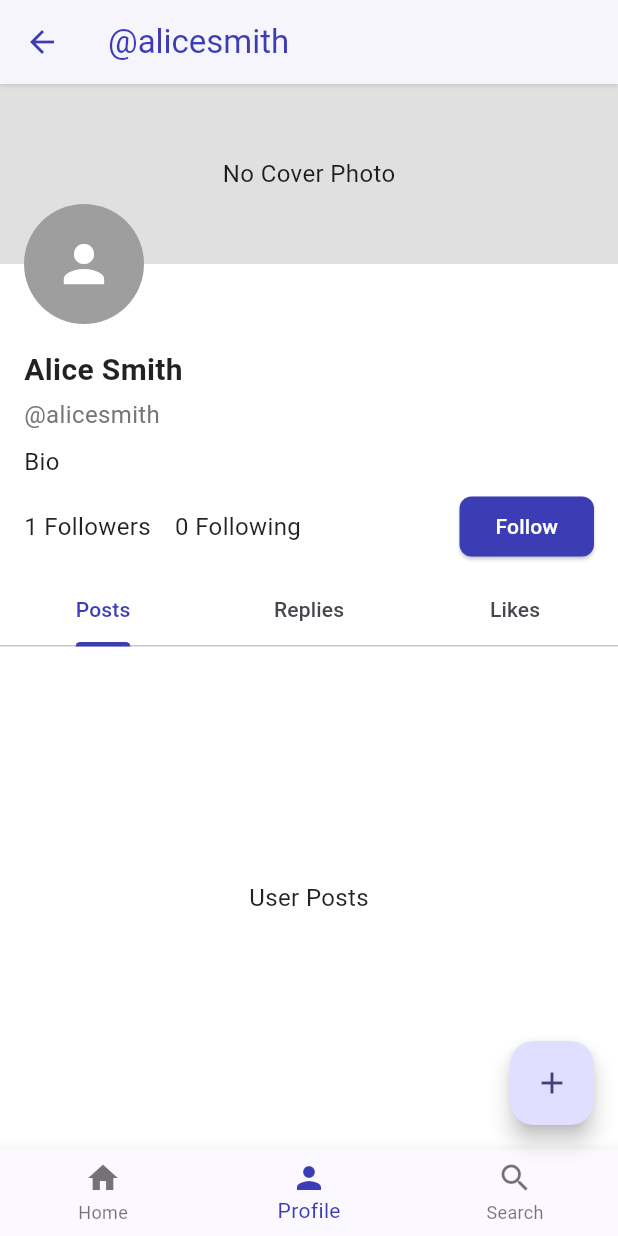
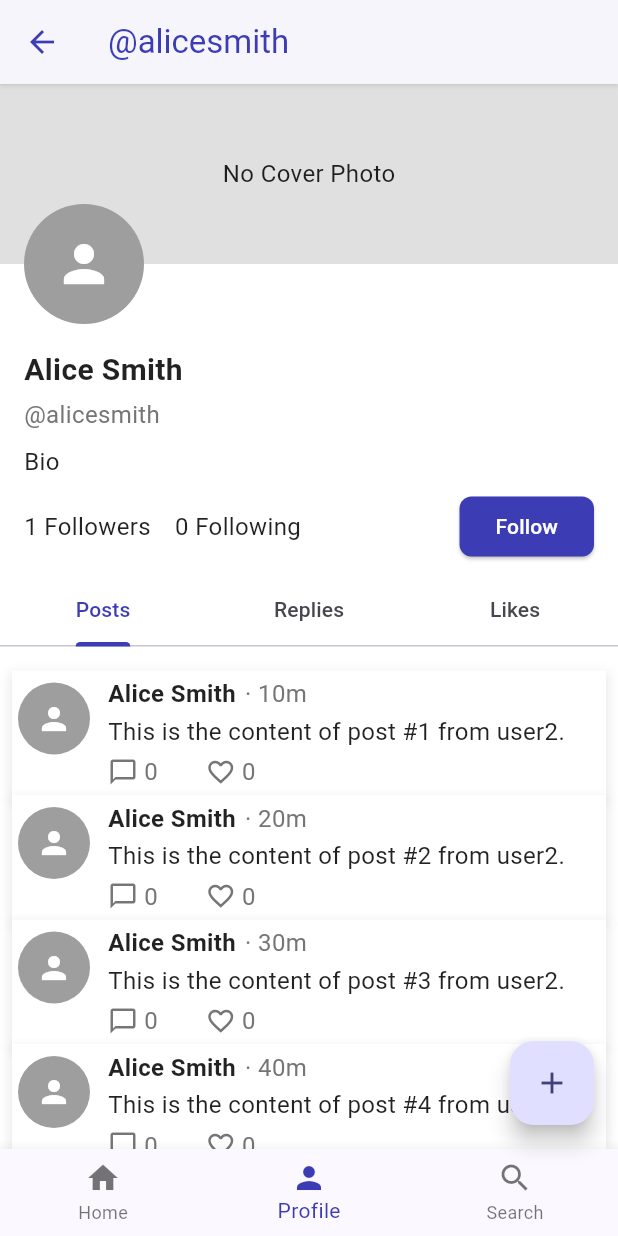
Before and after one commit to marcojalenyu/fleeds, a Flutter app: the HomeScreen screen opened directly, after a tap on "Alice Smith", on a phone screen of 412 x 824 dp. Run offline on Flutter 3.47's test engine with Material 3 defaults, Android fonts, the phone set to English and light mode, and no system bars; accounts and stored records are empty.

Commit message:
feat: List of posts (working) and liked posts (not working) in profile

```diff
--- a/nota/lib/data/mock/mock_posts.dart
+++ b/nota/lib/data/mock/mock_posts.dart
@@ -1,17 +1,11 @@
 import 'package:nota/data/models/post.dart';
 
 final List<Post> mockPosts = [
-  Post(
-    id: '1',
-    authorId: 'user1',
-    content: 'This is the content of the first post.',
-    createdAt: DateTime.now().subtract(const Duration(days: 1)),
-
-  ),
-  Post(
-    id: '2',
-    authorId: 'user2',
-    content: 'This is the content of the second post.',
-    createdAt: DateTime.now().subtract(const Duration(hours: 5)),
-  ),
+  for (int i = 1; i <= 20; i++)
+    Post(
+      id: '$i',
+      authorId: 'user2',
+      content: 'This is the content of post #$i from user2.',
+      createdAt: DateTime.now().subtract(Duration(minutes: i * 10)),
+    ),
 ];
--- a/nota/lib/data/services/post_service.dart
+++ b/nota/lib/data/services/post_service.dart
@@ -3,10 +3,23 @@ import 'package:nota/data/models/post.dart';
 import 'package:nota/data/services/user_service.dart';
 
 class PostService {
+
+  static Future<List<Post>> fetchLikedPostsByUser(String userId) async {
+    // Simulate network delay
+    await Future.delayed(const Duration(milliseconds: 300));
+    final user = UserService.getUserById(userId);
+    if (user == null) {
+      return [];
+    }
+    return mockPosts.where((post) => user.likedPosts.contains(post.id)).toList();
+  }
+
   static Future<List<Post>> fetchPosts() async {
     // Simulate network delay
     await Future.delayed(const Duration(milliseconds: 300));
-    return mockPosts;
+    List<Post> posts = List.from(mockPosts)
+      ..sort((a, b) => b.createdAt.compareTo(a.createdAt));
+    return posts;
   }
 
   static Future<List<Post>> fetchPostsByUser(String userId) async {
--- a/nota/lib/features/home/presentation/home_screen.dart
+++ b/nota/lib/features/home/presentation/home_screen.dart
@@ -1,11 +1,10 @@
 import 'package:flutter/material.dart';
 import 'package:nota/data/models/post.dart';
 import 'package:nota/data/services/auth_service.dart';
-import 'package:nota/data/services/user_service.dart';
 import 'package:nota/features/post/logic/post_controller.dart';
 import 'package:nota/features/post/presentation/post_dialog.dart';
 import 'package:nota/widgets/main_scaffold.dart';
-import 'package:nota/widgets/post_card.dart';
+import 'package:nota/widgets/post_list.dart';
 
 class HomeScreen extends StatefulWidget {
   const HomeScreen({super.key});
@@ -52,7 +51,7 @@ class _HomeScreenState extends State<HomeScreen> {
         result['content'] ?? '',
       );
       if (success) {
-        setState(() {}); // Refresh the UI to show the new post
+        await _fetchPosts();
       } else {
         ScaffoldMessenger.of(context).showSnackBar(
           SnackBar(content: Text(_postController.error ?? 'Unknown error')),
@@ -76,14 +75,7 @@ class _HomeScreenState extends State<HomeScreen> {
             ),
           ),
           Expanded(
-            child: ListView.builder(
-              itemCount: _posts.length,
-              itemBuilder: (context, index) {
-                final post = _posts[index];
-                final user = UserService.getUserById(post.authorId);
-                return PostCard(post: post, user: user!);
-              },
-            ),
+            child: PostList(initialPosts: _posts)
           )
         ]
       ),
--- a/nota/lib/features/post/logic/post_controller.dart
+++ b/nota/lib/features/post/logic/post_controller.dart
@@ -17,6 +17,40 @@ class PostController extends ChangeNotifier {
       return posts;
     } catch (e) {
       error = 'Failed to fetch posts: $e';
+      isLoading = false;
+      notifyListeners();
+      return [];
+    }
+  }
+
+  Future<List<Post>> fetchPostsByUser(String userId) async {
+    isLoading = true;
+    notifyListeners();
+
+    try {
+      final posts = await PostService.fetchPostsByUser(userId);
+      isLoading = false;
+      notifyListeners();
+      return posts;
+    } catch (e) {
+      error = 'Failed to fetch user posts: $e';
+      isLoading = false;
+      notifyListeners();
+      return [];
+    }
+  }
+
+  Future<List<Post>> fetchLikedPostsByUser(String userId) async {
+    isLoading = true;
+    notifyListeners();
+
+    try {
+      final posts = await PostService.fetchLikedPostsByUser(userId);
+      isLoading = false;
+      notifyListeners();
+      return posts;
+    } catch (e) {
+      error = 'Failed to fetch liked posts: $e';
       isLoading = false;
       notifyListeners();
       return [];
--- a/nota/lib/features/profile/presentation/profile_screen.dart
+++ b/nota/lib/features/profile/presentation/profile_screen.dart
@@ -1,7 +1,10 @@
 import 'package:flutter/material.dart';
+import 'package:nota/data/models/post.dart';
 import 'package:nota/data/models/user.dart';
 import 'package:nota/data/services/auth_service.dart';
+import 'package:nota/features/post/logic/post_controller.dart';
 import 'package:nota/widgets/main_scaffold.dart';
+import 'package:nota/widgets/post_list.dart';
 
 class ProfileScreen extends StatefulWidget {
   const ProfileScreen({super.key});
@@ -15,10 +18,39 @@ class _ProfileScreenState extends State<ProfileScreen> with SingleTickerProvider
   bool isFollowing = false;
   bool isOwnProfile = false;
 
+  final _postController = PostController();
+  List<Post> _posts = [];
+  List<Post> _likedPosts = [];
+  late User user;
+
   @override
   void initState() {
     super.initState();
     _tabController = TabController(length: 3, vsync: this);
+    // user will be assigned in didChangeDependencies
+  }
+
+  @override
+  void didChangeDependencies() {
+    super.didChangeDependencies();
+    user = ModalRoute.of(context)!.settings.arguments as User;
+    isOwnProfile = AuthService.currentUser?.id == user.id;
+    _fetchUserPosts(user.id);
+    _fetchLikedPostsByUser(user.id);
+  }
+
+  void _fetchUserPosts(String userId) async {
+    final posts = await _postController.fetchPostsByUser(userId);
+    setState(() {
+      _posts = posts;
+    });
+  }
+
+  void _fetchLikedPostsByUser(String userId) async {
+    final posts = await _postController.fetchLikedPostsByUser(userId);
+    setState(() {
+      _likedPosts = posts;
+    });
   }
 
   @override
@@ -29,10 +61,8 @@ class _ProfileScreenState extends State<ProfileScreen> with SingleTickerProvider
 
   @override
   Widget build(BuildContext context) {
-    final user = ModalRoute.of(context)!.settings.arguments as User;
-    isOwnProfile = AuthService.currentUser?.id == user.id;
-
-    Widget profileBody = Column(
+    Widget profileBody = SingleChildScrollView(
+      child: Column(
         children: [
           Stack(
             clipBehavior: Clip.none,
@@ -93,17 +123,19 @@ class _ProfileScreenState extends State<ProfileScreen> with SingleTickerProvider
               Tab(text: 'Likes'),
             ],
           ),
-        Expanded(
+          SizedBox(
+            height: 600, // Set a fixed height for TabBarView to allow scrolling
             child: TabBarView(
               controller: _tabController,
               children: [
-              Center(child: Text('User Posts')),
+                PostList(initialPosts: _posts),
                 Center(child: Text('User Replies')),
-              Center(child: Text('User Likes')),
+                PostList(initialPosts: _likedPosts),
               ],
             ),
           ),
         ],
+      ),
     );
 
     return MainScaffold(
@@ -114,6 +146,7 @@ class _ProfileScreenState extends State<ProfileScreen> with SingleTickerProvider
         ),
         body: profileBody,
       ),
+
     );
   }
 }
--- a/nota/lib/widgets/main_scaffold.dart
+++ b/nota/lib/widgets/main_scaffold.dart
@@ -135,10 +135,12 @@ class MainScaffold extends StatelessWidget {
           ),
         ],
       ),
-      floatingActionButton: FloatingActionButton(
-        onPressed: onAddPost,
-        child: const Icon(Icons.add),
-      ),
+      floatingActionButton: onAddPost != null
+          ? FloatingActionButton(
+              onPressed: onAddPost,
+              child: const Icon(Icons.add),
+            )
+          : null,
     );
   }
 }
--- a/nota/lib/widgets/post_card.dart
+++ b/nota/lib/widgets/post_card.dart
@@ -35,7 +35,6 @@ class _PostCardState extends State<PostCard> {
     Widget build(BuildContext context) {
         final post = widget.post;
         final user = widget.user;
-        final formattedDate = '${post.createdAt.day}/${post.createdAt.month}/${post.createdAt.year}, ${post.createdAt.hour}:${post.createdAt.minute.toString().padLeft(2, '0')}';
         const textStyle = TextStyle(fontSize: 16);
 
         return Container(
--- /dev/null
+++ b/nota/lib/widgets/post_list.dart
@@ -0,0 +1,79 @@
+import 'package:flutter/material.dart';
+import 'package:nota/data/models/post.dart';
+import 'package:nota/widgets/post_card.dart';
+import 'package:nota/data/services/user_service.dart';
+
+class PostList extends StatefulWidget {
+  final List<Post> initialPosts;
+  final Future<List<Post>> Function()? onLoadMore;
+
+  const PostList({
+    super.key,
+    required this.initialPosts,
+    this.onLoadMore,
+  });
+
+  @override
+  State<PostList> createState() => _PostListState();
+}
+
+class _PostListState extends State<PostList> {
+  late List<Post> posts;
+  final ScrollController _controller = ScrollController();
+  bool _isLoading = false;
+
+  @override
+  void initState() {
+    super.initState();
+    posts = List.from(widget.initialPosts);
+    _controller.addListener(_onScroll);
+  }
+
+  @override
+  void didUpdateWidget(covariant PostList oldWidget) {
+    super.didUpdateWidget(oldWidget);
+    if (oldWidget.initialPosts != widget.initialPosts) {
+      setState(() {
+        posts = List.from(widget.initialPosts);
+      });
+    }
+  }
+
+  @override
+  void dispose() {
+    _controller.dispose();
+    super.dispose();
+  }
+
+  void _onScroll() async {
+    if (_controller.position.pixels >= _controller.position.maxScrollExtent - 200 && !_isLoading && widget.onLoadMore != null) {
+      setState(() => _isLoading = true);
+      final newPosts = await widget.onLoadMore!();
+      setState(() {
+        posts.addAll(newPosts);
+        _isLoading = false;
+      });
+    }
+  }
+
+  @override
+  Widget build(BuildContext context) {
+    return ListView.builder(
+      padding: const EdgeInsets.symmetric(vertical: 16.0),
+      controller: _controller,
+      itemCount: posts.length + (_isLoading ? 1 : 0),
+      itemBuilder: (context, index) {
+        if (index < posts.length) {
+          final post = posts[index];
+          final user = UserService.getUserById(post.authorId);
+          return PostCard(post: post, user: user!);
+        } else {
+          return const Padding(
+            padding: EdgeInsets.all(16.0),
+            child: Center(child: CircularProgressIndicator()),
+          );
+        }
+      },
+    );
+  }
+}
```
Lines whose indentation alone changed are shown as unchanged.
